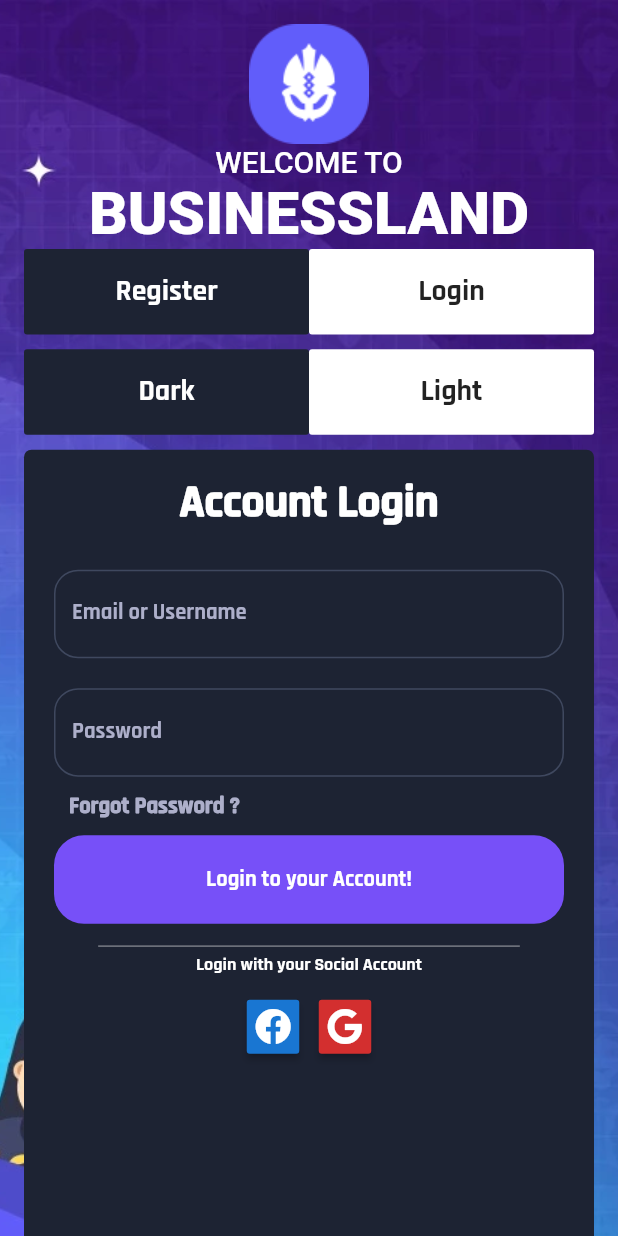
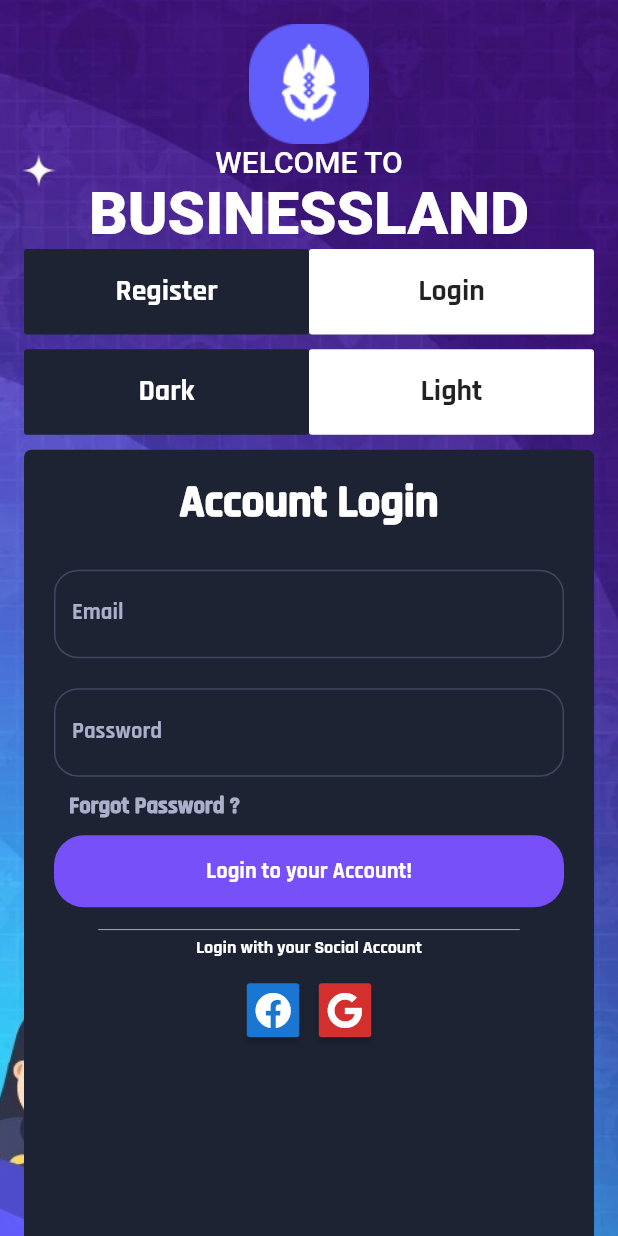
Before and after one commit to AhmedGrati/BusinessLandMobileApp, a Flutter app: the screen it shows after launch, after a tap on "Register", after a tap on "Login", on a phone screen of 412 x 824 dp. Run offline on Flutter 3.47's test engine with Material 2 defaults, Android fonts, the phone set to English and light mode, and no system bars; our stand-ins replace device_preview, flutter_signin_button, font_awesome_flutter, google_fonts.

Commit message:
add login form validation

```diff
--- a/lib/constants.dart
+++ b/lib/constants.dart
@@ -1,6 +1,22 @@
 import 'package:flutter/material.dart';
+import 'package:google_fonts/google_fonts.dart';
 const kN = 16.0;
 const kAuthTextFieldsDecoration = InputDecoration(
+  errorBorder: OutlineInputBorder(
+    borderSide: BorderSide(
+      color: Colors.red,
+    ),
+  ),
+  focusedErrorBorder: OutlineInputBorder(
+      borderSide: BorderSide(
+          color: Colors.red
+      ),
+  ),
+  errorStyle: TextStyle(
+    color: Colors.red,
+    fontSize: 10.0,
+    fontWeight: FontWeight.bold
+  ),
   labelText: 'Password',
   labelStyle: TextStyle(
       color:Color(0xffADAFCA)
--- a/lib/screens/auth_screen.dart
+++ b/lib/screens/auth_screen.dart
@@ -23,7 +23,7 @@ class _AuthScreenState extends State<AuthScreen> with SingleTickerProviderStateM
     super.initState();
     _controller = AnimationController(
       vsync: this,
-      duration: Duration(seconds: 2)
+      duration: Duration(seconds: 1)
     );
     print(_controller);
     _animation = Tween(
--- a/lib/screens/components/custom_auth_button.dart
+++ b/lib/screens/components/custom_auth_button.dart
@@ -2,7 +2,8 @@ import 'package:flutter/material.dart';
 import 'package:google_fonts/google_fonts.dart';
 class CustomAuthButton extends StatelessWidget {
   final String buttonContent;
-  CustomAuthButton({@required this.buttonContent});
+  final Function pressFunction;
+  CustomAuthButton({@required this.buttonContent , this.pressFunction });
   @override
   Widget build(BuildContext context) {
     return Container(
@@ -11,8 +12,11 @@ class CustomAuthButton extends StatelessWidget {
           color: Color(0xff7750F8),
           borderRadius: BorderRadius.circular(20.0)
       ),
-      child: Padding(
-        padding: const EdgeInsets.all(20.0),
+      child:ClipRRect(
+        borderRadius: BorderRadius.circular(20.0),
+        child: FlatButton(
+          disabledColor: Colors.grey,
+          onPressed: pressFunction,
             child: Text(
               buttonContent,
               textAlign: TextAlign.center,
@@ -22,6 +26,8 @@ class CustomAuthButton extends StatelessWidget {
                   fontSize: 15.0
               ),
             ),
+
+        ),
       ),
     );
   }
--- a/lib/screens/components/custom_auth_input.dart
+++ b/lib/screens/components/custom_auth_input.dart
@@ -2,20 +2,35 @@ import 'package:businessland_app/constants.dart';
 import 'package:flutter/material.dart';
 import 'package:google_fonts/google_fonts.dart';
 class CustomAuthInput extends StatelessWidget {
-  CustomAuthInput({@required this.labelText , this.isObscure});
+  CustomAuthInput({@required this.labelText , this.isObscure , this.inputType , this.validator , this.saveFunction});
   final String labelText;
   final bool isObscure;
+  final TextInputType inputType;
+  final Function validator;
+  final Function saveFunction;
   @override
   Widget build(BuildContext context) {
-    return TextField(
+    return TextFormField(
       style: GoogleFonts.rajdhani(
           color: Colors.white,
           fontSize: 15.0,
           fontWeight: FontWeight.bold
       ),
-      keyboardType: TextInputType.emailAddress,
+      keyboardType: inputType,
       obscureText: this.isObscure,
       decoration: kAuthTextFieldsDecoration.copyWith(
+          errorBorder: OutlineInputBorder(
+            borderSide: BorderSide(
+              color: Colors.red,
+            ),
+              borderRadius: BorderRadius.circular(16.0)
+          ),
+          focusedErrorBorder: OutlineInputBorder(
+            borderSide: BorderSide(
+                color: Colors.red
+            ),
+              borderRadius: BorderRadius.circular(16.0)
+          ),
         enabledBorder: OutlineInputBorder(
             borderSide: BorderSide(
                 color:Color(0xff3F485F)
@@ -30,6 +45,9 @@ class CustomAuthInput extends StatelessWidget {
         ),
           labelText: this.labelText
       ),
+      validator: this.validator,
+      onSaved: this.saveFunction,
+
     );
   }
 }
--- /dev/null
+++ b/lib/screens/components/gender.dart
@@ -0,0 +1,3 @@
+enum Gender {
+  male,female
+}
--- a/lib/screens/components/gender_auth_widget.dart
+++ b/lib/screens/components/gender_auth_widget.dart
@@ -1,7 +1,66 @@
 import 'package:flutter/material.dart';
-class GenderAuthWidget extends StatelessWidget {
+import 'package:google_fonts/google_fonts.dart';
+
+import 'gender.dart';
+class GenderAuthWidget extends StatefulWidget {
+  @override
+  _GenderAuthWidgetState createState() => _GenderAuthWidgetState();
+}
+
+class _GenderAuthWidgetState extends State<GenderAuthWidget> {
+  Gender _gender = Gender.male;
+
   @override
   Widget build(BuildContext context) {
-    return Container();
+    return Column(
+      crossAxisAlignment: CrossAxisAlignment.stretch,
+      children: [
+        Text('Gender :' ,
+          style: GoogleFonts.rajdhani(
+              color: Colors.white,
+              fontSize: 15.0,
+              fontWeight: FontWeight.bold
+          ),
+        ),
+        ListTile(
+          title:  Text('Male' ,
+            style: GoogleFonts.rajdhani(
+                color: Colors.white,
+                fontSize: 15.0,
+                fontWeight: FontWeight.bold
+            ),
+          ),
+          leading: Radio(
+            activeColor: Colors.green,
+            value: Gender.male,
+            groupValue: _gender,
+            onChanged: (Gender value) {
+              setState(() {
+                _gender = value;
+              });
+            },
+          ),
+        ),
+        ListTile(
+          title:  Text('Female' , style:
+            GoogleFonts.rajdhani(
+              color: Colors.white,
+              fontSize: 15.0,
+              fontWeight: FontWeight.bold
+            ),
+          ),
+          leading: Radio(
+            activeColor: Colors.green,
+            value: Gender.female,
+            groupValue: _gender,
+            onChanged: (Gender value) {
+              setState(() {
+                _gender = value;
+              });
+            },
+          ),
+        ),
+      ],
+    );
   }
 }
--- a/lib/screens/components/login_widget.dart
+++ b/lib/screens/components/login_widget.dart
@@ -1,3 +1,4 @@
+import 'package:businessland_app/screens/components/reset_password_dialog.dart';
 import 'package:businessland_app/size_config.dart';
 import 'auth_card_widget.dart';
 import 'package:flutter/material.dart';
@@ -7,13 +8,27 @@ import 'package:google_fonts/google_fonts.dart';
 
 import 'custom_auth_button.dart';
 import 'custom_auth_input.dart';
-class LoginWidget extends StatelessWidget {
+import 'custom_auth_input.dart';
+class LoginWidget extends StatefulWidget {
+  @override
+  _LoginWidgetState createState() => _LoginWidgetState();
+}
+
+class _LoginWidgetState extends State<LoginWidget> {
+
+  String _email;
+  String _password;
+  GlobalKey<FormState> _key = GlobalKey<FormState>();
+
+
   @override
   Widget build(BuildContext context) {
     double defaultSize = SizeConfig.defaultSize;
     return  AuthCardWidget(
       height: defaultSize*60,
-      content: Column(
+      content: Form(
+        key: _key,
+        child: Column(
           mainAxisAlignment: MainAxisAlignment.start,
           crossAxisAlignment: CrossAxisAlignment.stretch,
           children: <Widget>[
@@ -31,8 +46,17 @@ class LoginWidget extends StatelessWidget {
             Padding(
               padding: const EdgeInsets.symmetric(horizontal: 20.0,vertical: 10.0),
               child: CustomAuthInput(
-              labelText: "Email or Username",
+                labelText: "Email",
                 isObscure: false,
+                inputType: TextInputType.emailAddress,
+                validator: (String value) {
+                  if(value.isEmpty) {
+                    return 'Email is required';
+                  }
+                },
+                saveFunction: (String value) {
+                  _password = value;
+                },
               ),
             ),
             Padding(
@@ -40,10 +64,28 @@ class LoginWidget extends StatelessWidget {
               child: CustomAuthInput(
                 labelText: "Password",
                 isObscure: true,
+                inputType: TextInputType.text,
+                validator: (String value) {
+                  if(value.isEmpty) {
+                    print("empty");
+                    return 'Password is required';
+                  }
+                },
+                saveFunction: (String value) {
+                  _password = value;
+                },
               ),
             ),
             Padding(
               padding: EdgeInsets.only(left: 30.0),
+              child: GestureDetector(
+                onTap: () {
+                  showDialog(context: context ,
+                    builder: (context) {
+                      return ResetPasswordDialog();
+                    }
+                  );
+                },
                 child: Text(
                   'Forgot Password ?' ,
                   style: GoogleFonts.rajdhani(
@@ -53,8 +95,18 @@ class LoginWidget extends StatelessWidget {
                   ),
                 ),
               ),
+            ),
             CustomAuthButton(
               buttonContent: "Login to your Account!",
+              pressFunction:() {
+                if(!_key.currentState.validate()) {
+                print('not validated');
+                return;
+                }
+                _key.currentState.save();
+                print("email : $_email");
+                print("password : $_password");
+              },
             ),
             SizedBox(
               width: defaultSize * 12,
@@ -88,7 +140,7 @@ class LoginWidget extends StatelessWidget {
                 SignInButtonBuilder(
                   text: 'Sign in with Email',
                   icon: FontAwesomeIcons.google,
-                onPressed: () {},
+                  onPressed: (){},
                   mini: true,
                   backgroundColor: Colors.red[700],
                 )
@@ -96,6 +148,7 @@ class LoginWidget extends StatelessWidget {
             )
           ],
         ),
+      ),
     );
   }
 }
--- a/lib/screens/components/register_widget.dart
+++ b/lib/screens/components/register_widget.dart
@@ -7,12 +7,13 @@ import 'package:google_fonts/google_fonts.dart';
 
 import '../../size_config.dart';
 import 'custom_auth_button.dart';
+import 'gender_auth_widget.dart';
 class RegisterWidget extends StatelessWidget {
   @override
   Widget build(BuildContext context) {
     double defaultSize = SizeConfig.defaultSize;
     return  AuthCardWidget(
-      height:  defaultSize * 100,
+      height:  defaultSize * 115,
       content: Column(
         mainAxisAlignment: MainAxisAlignment.start,
         crossAxisAlignment: CrossAxisAlignment.stretch,
@@ -77,6 +78,10 @@ class RegisterWidget extends StatelessWidget {
               isObscure: false,
             ),
           ),
+          Padding(
+            padding: const EdgeInsets.symmetric(horizontal: 25.0 , vertical: 10.0),
+            child: GenderAuthWidget(),
+          ),
           CustomAuthButton(
             buttonContent: "Register Now!",
           ),
--- a/lib/size_config.dart
+++ b/lib/size_config.dart
@@ -13,7 +13,7 @@ class SizeConfig {
     screenWidth = _mediaQueryData.size.width;
     screenHeight = _mediaQueryData.size.height;
     orientation = _mediaQueryData.orientation;
-    disableAnimation = _mediaQueryData.disableAnimations;
+    //disableAnimation = _mediaQueryData.disableAnimations;
     // So if the screen size increase or decrease then our defaultSize also vary
     defaultSize = orientation == Orientation.landscape
         ? screenHeight * 0.024
```
Also changed, not shown: lib/screens/components/card_fade_in_animation.dart (deleted, +0 -15 lines), lib/screens/components/reset_password_dialog.dart (added, +91 -0 lines). Lines whose indentation alone changed are shown as unchanged.
